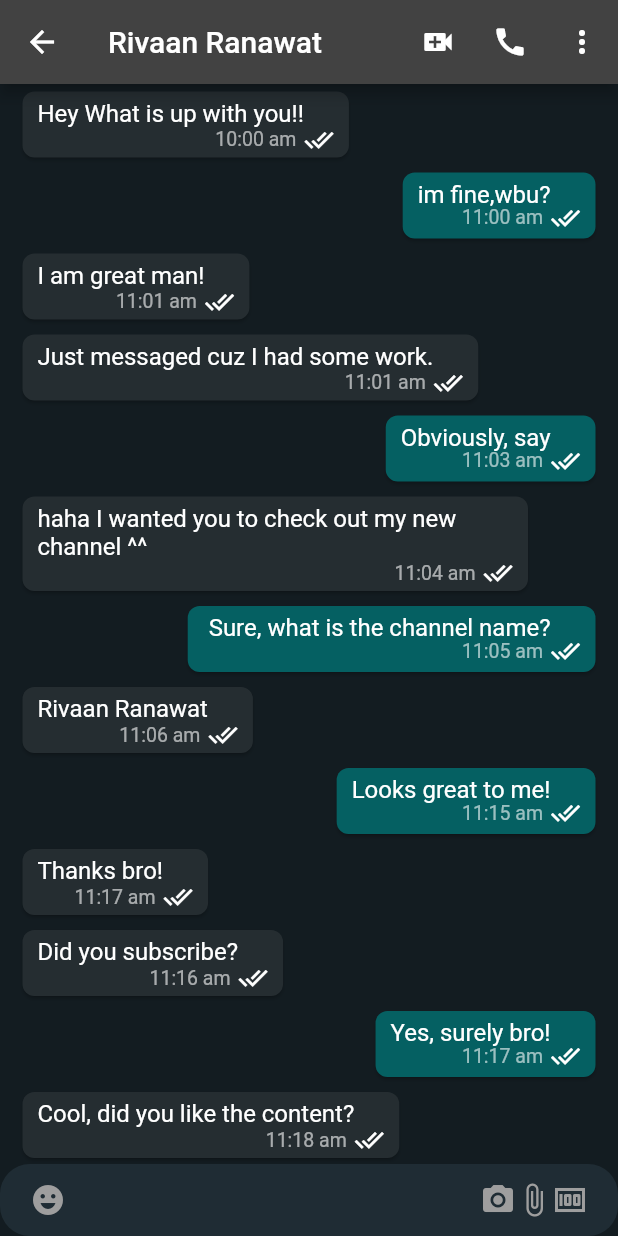
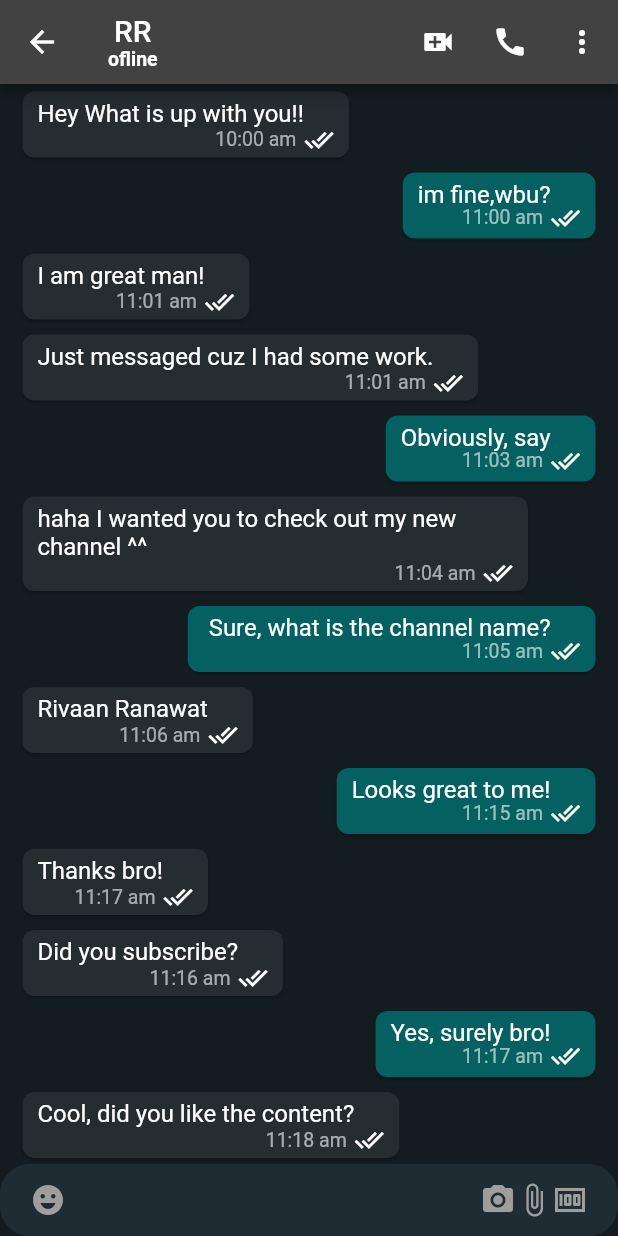
Before and after one commit to aryankumar07/Wassap, a Flutter app: the MobileScreen screen opened directly, after a tap on "Rivaan Ranawat", on a phone screen of 412 x 824 dp. Run offline on Flutter 3.47's test engine with Material 2 defaults, Android fonts, the phone set to English and light mode, and no system bars; our stand-ins replace cloud_firestore, country_picker, firebase_auth, firebase_core, firebase_storage, flutter_contacts and 2 more; accounts and stored records are empty; network calls fail.

Commit message:
minor changes 1

```diff
--- a/lib/features/auth/controller.dart/auth_controller.dart
+++ b/lib/features/auth/controller.dart/auth_controller.dart
@@ -44,6 +44,10 @@ class AuthController{
       context: context);
   }
 
+  Stream<UserModel> userDataByid(String userID){
+    return authRepo.userData(userID);
+  }
+
 
 
 }
--- a/lib/features/auth/repositeries.dart/auth_repo.dart
+++ b/lib/features/auth/repositeries.dart/auth_repo.dart
@@ -88,7 +88,7 @@ class AuthRepo {
         uid: uid,
         profilePic: PhotoUrl,
         isOnline: true,
-        phoneNumber: auth.currentUser!.uid,
+        phoneNumber: auth.currentUser!.phoneNumber.toString(),
         groupId: []);
 
       await firestore.collection('user').doc(uid).set(user.toMap());
@@ -102,4 +102,13 @@ class AuthRepo {
     }
   }
 
+  Stream<UserModel> userData(String userID) {
+    return firestore
+    .collection('user')
+    .doc(userID)
+    .snapshots()
+    .map((event) =>
+    UserModel.fromMap(event.data()!,));
+  }
+
 }
--- a/lib/screens/mobile_chat_screen.dart
+++ b/lib/screens/mobile_chat_screen.dart
@@ -1,16 +1,46 @@
 import 'package:flutter/material.dart';
 import 'package:flutter/widgets.dart';
+import 'package:flutter_riverpod/flutter_riverpod.dart';
 import 'package:wasap/colors.dart';
-import 'package:wasap/info.dart';
+import 'package:wasap/common/loader.dart';
+import 'package:wasap/features/auth/controller.dart/auth_controller.dart';
+import 'package:wasap/models/user_model.dart';
 import 'package:wasap/widgets/chat_list.dart';
 
-class MobileChatScreen extends StatelessWidget {
+class MobileChatScreen extends ConsumerWidget {
+  final String name;
+  final String uid;
+  static const String routeName = '/mobile-chat-screen';
+  MobileChatScreen({
+    super.key,
+    required this.name,
+    required this.uid,
+  });
   @override
-  Widget build(BuildContext context) {
+  Widget build(BuildContext context,WidgetRef ref) {
     // TODO: implement build
     return Scaffold(
       appBar: AppBar(
-        title: Text(info[0]['name'].toString()),
+        title: StreamBuilder<UserModel>(
+          stream: ref.read(authControllerProvider).userDataByid(uid),
+          builder: (context, snapshot) {
+            if(snapshot.connectionState==ConnectionState.waiting){
+              return loader();
+            }
+            return Column(
+                children: [
+                  Text(name),
+                  Text(
+                    snapshot.data!.isOnline ? 'online' : 'ofline',
+                    style: TextStyle(
+                      fontSize: 13,
+                      fontWeight: FontWeight.bold,
+                    ),
+                    ),
+                ],
+              );
+          }
+        ),
         centerTitle: false,
         actions: [
           IconButton(onPressed: () {}, icon: Icon(Icons.video_call)),
--- a/lib/screens/mobile_screen.dart
+++ b/lib/screens/mobile_screen.dart
@@ -1,6 +1,7 @@
 import 'package:flutter/material.dart';
 import 'package:flutter/widgets.dart';
 import 'package:wasap/colors.dart';
+import 'package:wasap/features/select_contacts/screens/select_contacts.screen.dart';
 import 'package:wasap/widgets/contacts_list.dart';
 
 class MobileScreen extends StatelessWidget{
@@ -46,7 +47,9 @@ class MobileScreen extends StatelessWidget{
         ),
         body: ContactList(),
         floatingActionButton: FloatingActionButton(
-          onPressed: (){},
+          onPressed: (){
+            Navigator.pushNamed(context, SelectContactScreen.routeName);
+          },
           backgroundColor: tabColor,
           child: Icon(Icons.comment,color: Colors.white,),
         ),
--- a/lib/widgets/contacts_list.dart
+++ b/lib/widgets/contacts_list.dart
@@ -22,7 +22,10 @@ class ContactList extends StatelessWidget{
                         Navigator
                         .of(context)
                         .push(MaterialPageRoute(
-                          builder: (context)=>MobileChatScreen()));
+                          builder: (context)=>MobileChatScreen(
+                            name: 'RR',
+                            uid: "12345",
+                          )));
                       },
                       child: Padding(
                         padding: const EdgeInsets.only(bottom: 8),
--- a/pubspec.yaml
+++ b/pubspec.yaml
@@ -42,6 +42,7 @@ dependencies:
   country_picker: ^2.0.22
   flutter_riverpod: ^2.4.8
   image_picker: ^1.0.4
+  flutter_contacts: ^1.1.7+1
 
 dev_dependencies:
   flutter_test:
```
Also changed, not shown: lib/features/select_contacts/controller/select_contact_controller.dart (added, +31 -0 lines), lib/features/select_contacts/repository/select_contact_repo.dart (added, +56 -0 lines), lib/features/select_contacts/screens/select_contacts.screen.dart (added, +62 -0 lines), lib/router.dart (+11 -0 lines), pubspec.lock, 2 other files.
